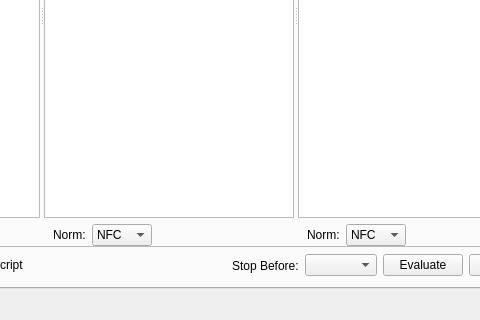
The window that ui/MainWindow.ui (Sirraide/smyth) describes before a commit, drawn with Qt 5; both pictures show x 231 to 711 and y 280 to 600 of the 800 by 600 pixel window.
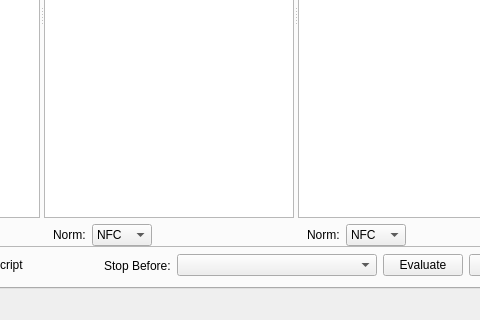
The same window after the commit. Custom widgets are drawn as their Qt base class.

What changed in the file:
```diff
--- a/ui/MainWindow.ui
+++ b/ui/MainWindow.ui
@@ -521,7 +521,14 @@
                </widget>
               </item>
               <item>
-               <widget class="QComboBox" name="sca_cbox_stop_before"/>
+               <widget class="QComboBox" name="sca_cbox_stop_before">
+                <property name="minimumSize">
+                 <size>
+                  <width>200</width>
+                  <height>0</height>
+                 </size>
+                </property>
+               </widget>
               </item>
              </layout>
             </widget>
```
